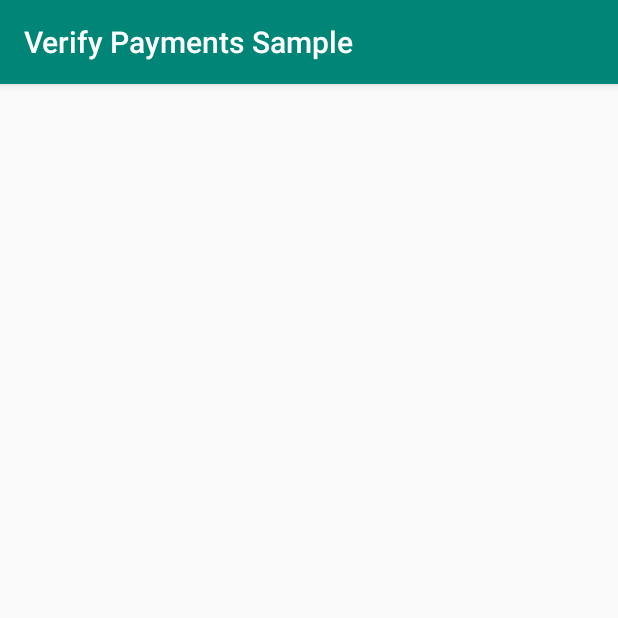
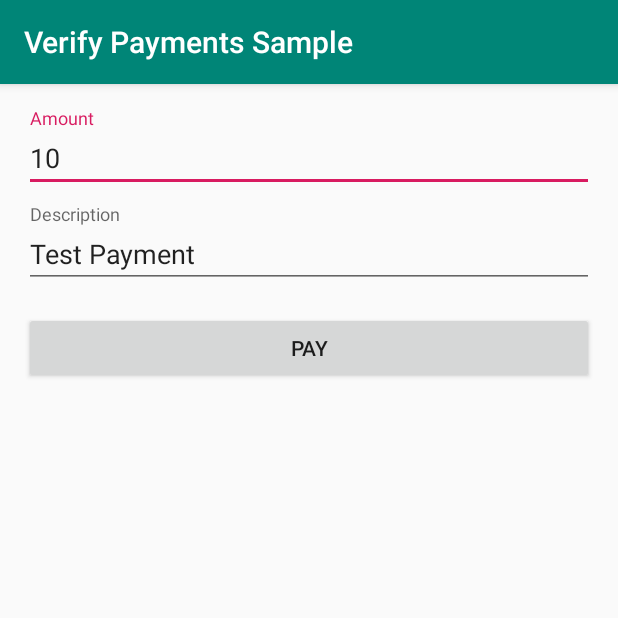
Before and after one commit to verifyas/android-sdk, an Android app: the screen it shows after launch (MainActivity before the commit, SamplePaymentActivity after it), on a phone screen of 412 x 824 dp, the top half of it. Run offline under Robolectric (Android 15) with nearby library versions, the phone set to English and light mode, and no system bars; our stand-ins replace RxJava.

Commit message:
use startForResult() & onActivityResult() to passing arguments & getting results

```diff
--- a/library/src/main/res/values/strings.xml
+++ b/library/src/main/res/values/strings.xml
@@ -1,3 +1,3 @@
 <resources>
-    <string name="app_name">VerifyPayments</string>
+    <string name="title">Verify Payments</string>
 </resources>
--- a/sample/src/main/AndroidManifest.xml
+++ b/sample/src/main/AndroidManifest.xml
@@ -1,6 +1,8 @@
 <?xml version="1.0" encoding="utf-8"?>
 <manifest package="com.verifypayments.android.sample"
           xmlns:android="http://schemas.android.com/apk/res/android">
+
+    <uses-permission android:name="android.permission.INTERNET" />
 
     <application
         android:allowBackup="true"
@@ -9,7 +11,7 @@
         android:supportsRtl="true"
         android:theme="@style/AppTheme">
         <activity
-            android:name=".MainActivity"
+            android:name=".SamplePaymentActivity"
             android:label="@string/app_name"
             android:theme="@style/AppTheme">
             <intent-filter>
--- a/sample/src/main/java/com/verifypayments/android/sample/MainActivity.kt
+++ /dev/null
@@ -1,12 +0,0 @@
-package com.verifypayments.android.sample
-
-import android.os.Bundle
-import android.support.v7.app.AppCompatActivity
-
-class MainActivity : AppCompatActivity() {
-
-    override fun onCreate(savedInstanceState: Bundle?) {
-        super.onCreate(savedInstanceState)
-        setContentView(R.layout.activity_main)
-    }
-}
--- /dev/null
+++ b/sample/src/main/java/com/verifypayments/android/sample/SamplePaymentActivity.kt
@@ -0,0 +1,72 @@
+package com.verifypayments.android.sample
+
+import android.app.Activity
+import android.content.Intent
+import android.os.Bundle
+import android.support.v7.app.AppCompatActivity
+import android.util.Log
+import android.view.View
+import android.widget.Toast
+import com.verifypayments.android.PaymentActivity
+import com.verifypayments.android.sample.backend.ApiFactory
+import com.verifypayments.android.sample.model.Session
+import io.reactivex.android.schedulers.AndroidSchedulers
+import io.reactivex.disposables.CompositeDisposable
+import io.reactivex.schedulers.Schedulers
+import kotlinx.android.synthetic.main.activity_sample_payment.*
+
+class SamplePaymentActivity : AppCompatActivity() {
+
+    private val api = ApiFactory.createApi()
+    private var rxDisposable: CompositeDisposable = CompositeDisposable()
+
+    companion object {
+        const val PAY_REQUEST_CODE = 42
+        const val LOG_TAG = "MainActivity"
+
+        // TODO: Use your own server to get session id. Don't store secret key on mobile client!
+        const val SECRET_KEY = "sk_test_qVVcUhRMU5IlsSIdNtl76spasYeTphFL"
+        const val PUBLIC_KEY = "pk_test_0tvOQ9iKq3PRaMfJle1myjFxuVEPazJP"
+    }
+
+    override fun onCreate(savedInstanceState: Bundle?) {
+        super.onCreate(savedInstanceState)
+        setContentView(R.layout.activity_sample_payment)
+    }
+
+    fun onPayClick(view: View) {
+        val description = descriptionEditText.text.toString()
+        val amount = Integer.parseInt(amountEditText.text.toString())
+
+        val disposable = api.createSession("Token $SECRET_KEY", "AED", amount, description)
+                .subscribeOn(Schedulers.io())
+                .observeOn(AndroidSchedulers.mainThread())
+                .subscribe(this::onSessionFetched, this::onRequestError)
+        rxDisposable.add(disposable)
+    }
+
+    private fun onRequestError(error: Throwable) {
+        Toast.makeText(this, "Error fetching session id", Toast.LENGTH_LONG).show();
+        Log.e(LOG_TAG, "Error fetching session id", error)
+    }
+
+    private fun onSessionFetched(session: Session) {
+        PaymentActivity.startForResult(this, PUBLIC_KEY, session.id, null, PAY_REQUEST_CODE)
+    }
+
+    override fun onActivityResult(requestCode: Int, resultCode: Int, data: Intent?) {
+        val text = if (resultCode == Activity.RESULT_OK) {
+            val status = data!!.getStringExtra(PaymentActivity.EXTRA_RESULT_STATUS)
+            val id = data.getStringExtra(PaymentActivity.EXTRA_RESULT_ID)
+            getString(R.string.result_ok, status, id)
+        } else {
+            getString(R.string.result_canceled)
+        }
+        Toast.makeText(this, text, Toast.LENGTH_LONG).show()
+    }
+
+    override fun onDestroy() {
+        super.onDestroy()
+        rxDisposable.clear()
+    }
+}
--- /dev/null
+++ b/sample/src/main/java/com/verifypayments/android/sample/backend/Api.kt
@@ -0,0 +1,27 @@
+package com.verifypayments.android.sample.backend
+
+import com.verifypayments.android.sample.model.Session
+import io.reactivex.Observable
+import retrofit2.http.Field
+import retrofit2.http.FormUrlEncoded
+import retrofit2.http.Header
+import retrofit2.http.POST
+
+/**
+ * Verify Payments API endpoint.
+ *
+ * DON'T USE this approach in production code. You MUST fetch session id from <b>your backend<b>.
+ *
+ * @author Alexey Danilov (danikula@gmail.com).
+ */
+interface Api {
+
+    @FormUrlEncoded
+    @POST("sessions")
+    fun createSession(
+            @Header("Authorization") auth: String,
+            @Field("currency") currency: String,
+            @Field("amount") amount: Int,
+            @Field("description") description: String
+    ): Observable<Session>
+}
--- /dev/null
+++ b/sample/src/main/java/com/verifypayments/android/sample/backend/ApiFactory.kt
@@ -0,0 +1,21 @@
+package com.verifypayments.android.sample.backend
+
+import retrofit2.Retrofit
+import retrofit2.adapter.rxjava2.RxJava2CallAdapterFactory
+import retrofit2.converter.gson.GsonConverterFactory
+
+/**
+ * @author Alexey Danilov (danikula@gmail.com).
+ */
+class ApiFactory {
+
+    companion object {
+        fun createApi(): Api {
+            return Retrofit.Builder()
+                    .baseUrl("https://api.verifypayments.com/")
+                    .addConverterFactory(GsonConverterFactory.create())
+                    .addCallAdapterFactory(RxJava2CallAdapterFactory.create())
+                    .build().create(Api::class.java)
+        }
+    }
+}
--- /dev/null
+++ b/sample/src/main/java/com/verifypayments/android/sample/model/Session.kt
@@ -0,0 +1,3 @@
+package com.verifypayments.android.sample.model
+
+data class Session(val id: String)
--- a/sample/src/main/res/layout/activity_main.xml
+++ /dev/null
@@ -1,10 +0,0 @@
-<?xml version="1.0" encoding="utf-8"?>
-<LinearLayout
-    xmlns:android="http://schemas.android.com/apk/res/android"
-    xmlns:tools="http://schemas.android.com/tools"
-    android:layout_width="match_parent"
-    android:layout_height="match_parent"
-    android:orientation="vertical"
-    tools:context=".MainActivity">
-
-</LinearLayout>
--- /dev/null
+++ b/sample/src/main/res/layout/activity_sample_payment.xml
@@ -0,0 +1,47 @@
+<?xml version="1.0" encoding="utf-8"?>
+<LinearLayout
+    xmlns:android="http://schemas.android.com/apk/res/android"
+    xmlns:tools="http://schemas.android.com/tools"
+    android:layout_width="match_parent"
+    android:layout_height="match_parent"
+    android:orientation="vertical"
+    android:padding="16dp"
+    tools:context=".SamplePaymentActivity">
+
+    <android.support.design.widget.TextInputLayout
+        android:layout_width="match_parent"
+        android:layout_height="wrap_content">
+
+        <android.support.design.widget.TextInputEditText
+            android:id="@+id/amountEditText"
+            android:layout_width="match_parent"
+            android:layout_height="wrap_content"
+            android:hint="@string/amount_hint"
+            android:inputType="number"
+            android:text="@string/amount_default" />
+
+    </android.support.design.widget.TextInputLayout>
+
+    <android.support.design.widget.TextInputLayout
+        android:layout_width="match_parent"
+        android:layout_height="wrap_content"
+        android:layout_marginTop="8dp">
+
+        <android.support.design.widget.TextInputEditText
+            android:id="@+id/descriptionEditText"
+            android:layout_width="match_parent"
+            android:layout_height="wrap_content"
+            android:hint="@string/description_hint"
+            android:inputType="number"
+            android:text="@string/description_default" />
+
+    </android.support.design.widget.TextInputLayout>
+
+    <Button
+        android:layout_width="match_parent"
+        android:layout_height="wrap_content"
+        android:layout_marginTop="16dp"
+        android:onClick="onPayClick"
+        android:text="@string/launch_payment" />
+
+</LinearLayout>
--- a/sample/src/main/res/values/strings.xml
+++ b/sample/src/main/res/values/strings.xml
@@ -1,3 +1,10 @@
 <resources>
     <string name="app_name">Verify Payments Sample</string>
+    <string name="launch_payment">Pay</string>
+    <string name="amount_hint">Amount</string>
+    <string name="amount_default">10</string>
+    <string name="description_hint">Description</string>
+    <string name="description_default">Test Payment</string>
+    <string name="result_ok">Payment is completed. Status: %s, id: %s</string>
+    <string name="result_canceled">Payment is canceled</string>
 </resources>
```
Also changed, not shown: library/src/main/AndroidManifest.xml (+7 -4 lines), library/src/main/java/com/verifypayments/android/ModalScreen.kt (deleted, +0 -65 lines), library/src/main/java/com/verifypayments/android/PaymentActivity.kt (added, +128 -0 lines), library/src/main/java/com/verifypayments/android/PaymentsHandler.kt (deleted, +0 -14 lines), library/src/main/java/com/verifypayments/android/VerifyPayments.kt (deleted, +0 -14 lines), library/src/main/res/layout/activity_payment.xml (added, +20 -0 lines), library/src/main/res/layout/start_screen.xml (deleted, +0 -22 lines), sample/build.gradle (+7 -0 lines).
